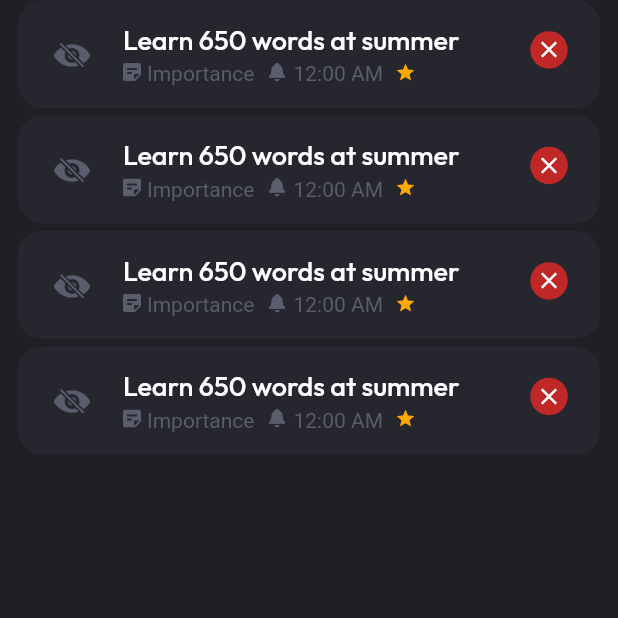
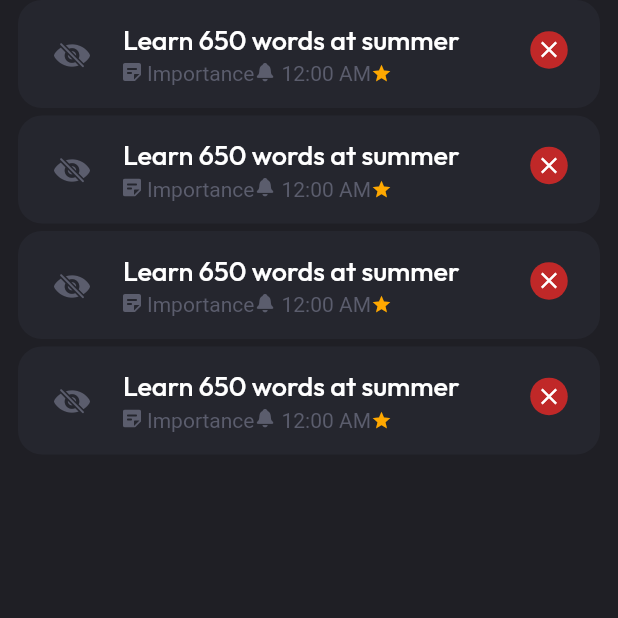
Before and after one commit to ericNygzarovich/wildeTodo, a Flutter app: the screen it shows after launch, on a phone screen of 412 x 824 dp, the top half of it. Run offline on Flutter 3.47's test engine with Material 2 defaults, Android fonts, the phone set to English and light mode, and no system bars; our stand-ins replace equatable, flutter_svg.

Commit message:
fixed litle mistake

```diff
--- a/lib/modules/tasks/widgets/subtitle.dart
+++ b/lib/modules/tasks/widgets/subtitle.dart
@@ -1,38 +1,28 @@
 import 'package:flutter/cupertino.dart';
 import 'package:flutter/material.dart';
-import 'package:flutter_svg/svg.dart';
 import 'package:wildtodo/core/core_utils.dart';
 
 class Subtitle extends StatelessWidget {
   final String time;
   final String category;
   final bool isStarred;
+  final Widget? categoryIcon;
 
   const Subtitle({
     super.key,
     this.category = '',
     this.isStarred = false,
     this.time = '',
+    this.categoryIcon,
   });
 
   @override
   Widget build(BuildContext context) {
-    return Wrap(
-      spacing: 4,
+    return Row(
       children: [
         SubtitleItem(
           title: category,
-          icon: Padding(
-            padding: const EdgeInsets.only(top: 1),
-            child: SvgPicture.asset(
-              width: 12,
-              'assets/icons/task.svg',
-              colorFilter: ColorFilter.mode(
-                context.theme.palette.grayscale.g5,
-                BlendMode.srcIn,
-              ),
-            ),
-          ),
+          icon: categoryIcon,
         ),
         SubtitleItem(
           title: time,
@@ -75,46 +65,7 @@ class SubtitleItem extends StatelessWidget {
             color: context.theme.palette.grayscale.g5,
           ),
         ),
-        const SizedBox(width: 4),
       ],
     );
   }
 }
-
-
-//  if (isStarred)
-//           Padding(
-//             padding: const EdgeInsets.only(top: 1),
-//             child: SvgPicture.asset(
-//               width: 12,
-//               'assets/icons/task.svg',
-//               colorFilter: ColorFilter.mode(
-//                 context.theme.palette.grayscale.g5,
-//                 BlendMode.srcIn,
-//               ),
-//             ),
-//           ),
-//         Text(
-//           category,
-//           style: TextStyle(
-//             color: context.theme.palette.grayscale.g5,
-//           ),
-//         ),
-//         if (time.isNotEmpty)
-//           Icon(
-//             CupertinoIcons.bell_fill,
-//             size: 14,
-//             color: context.theme.palette.grayscale.g5,
-//           ),
-//         Text(
-//           time,
-//           style: TextStyle(
-//             color: context.theme.palette.grayscale.g5,
-//           ),
-//         ),
-//         if (isStarred)
-//           Icon(
-//             Icons.star,
-//             size: 14,
-//             color: context.theme.palette.accent.secondary.vivid,
-//           ),
--- a/lib/modules/tasks/widgets/task.dart
+++ b/lib/modules/tasks/widgets/task.dart
@@ -38,11 +38,12 @@ class Task extends StatelessWidget {
         borderRadius: BorderRadius.circular(16),
       ),
       child: Row(
-        mainAxisAlignment: MainAxisAlignment.spaceEvenly,
+        mainAxisAlignment: MainAxisAlignment.spaceBetween,
         children: [
-          Container(
-            margin:
+          Padding(
+            padding:
                 const EdgeInsets.only(top: 12, bottom: 12, left: 12, right: 10),
+            child: Container(
               padding: const EdgeInsets.all(12),
               decoration: BoxDecoration(
                 color: isPrivat
@@ -56,6 +57,7 @@ class Task extends StatelessWidget {
                       color: context.theme.palette.grayscale.g5,
                     )
                   : SvgPicture.asset('assets/icons/task.svg'),
+            ),
           ),
           Expanded(
             child: Column(
@@ -71,6 +73,17 @@ class Task extends StatelessWidget {
                 ),
                 const SizedBox(height: 4),
                 Subtitle(
+                  categoryIcon: Padding(
+                    padding: const EdgeInsets.only(top: 1),
+                    child: SvgPicture.asset(
+                      width: 12,
+                      'assets/icons/task.svg',
+                      colorFilter: ColorFilter.mode(
+                        context.theme.palette.grayscale.g5,
+                        BlendMode.srcIn,
+                      ),
+                    ),
+                  ),
                   category: category,
                   isStarred: isStarred,
                   time: time,
```
Lines whose indentation alone changed are shown as unchanged.
